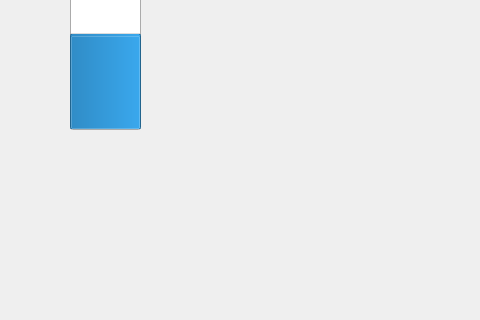
Above: QTDesigner/MainWindow.ui from doduck210/Udito before the change; both pictures show x 0 to 480 and y 141 to 461 of the 800 by 600 pixel window. Below: the same form after it.
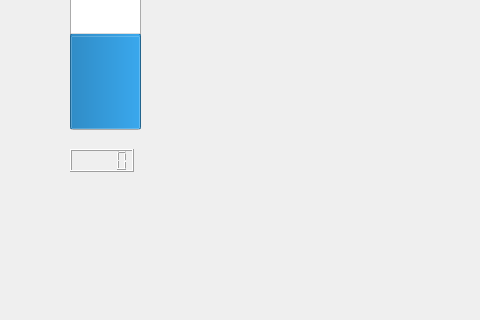
That is the form after the change.

Diff of the .ui file:
```diff
--- a/QTDesigner/MainWindow.ui
+++ b/QTDesigner/MainWindow.ui
@@ -45,6 +45,16 @@
      <enum>QProgressBar::TopToBottom</enum>
     </property>
    </widget>
+   <widget class="QLCDNumber" name="lcdNumber">
+    <property name="geometry">
+     <rect>
+      <x>70</x>
+      <y>290</y>
+      <width>64</width>
+      <height>23</height>
+     </rect>
+    </property>
+   </widget>
   </widget>
   <widget class="QMenuBar" name="menubar">
    <property name="geometry">
```
